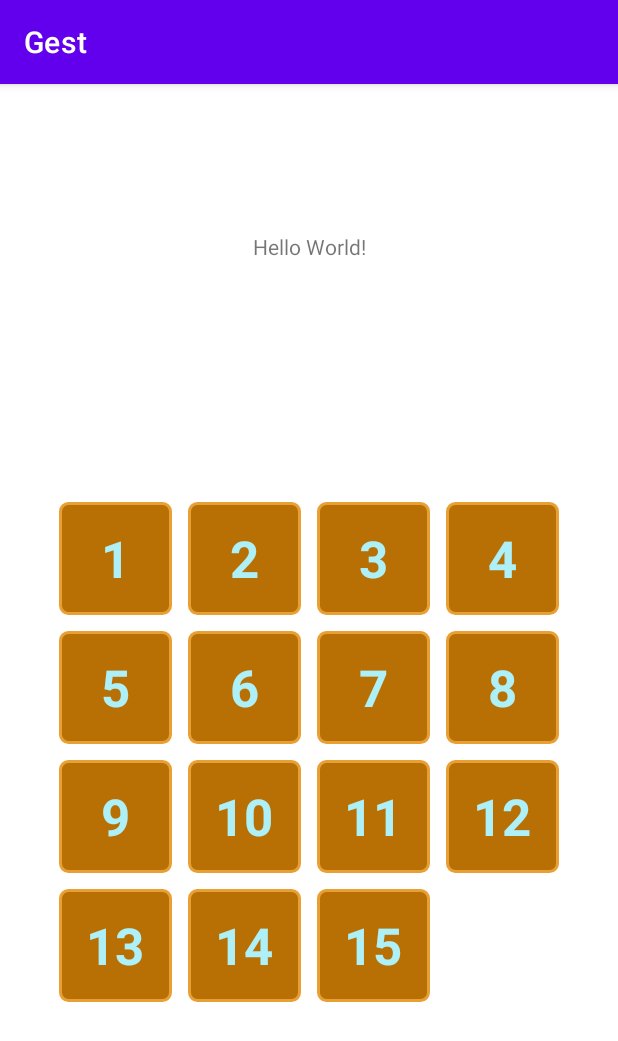
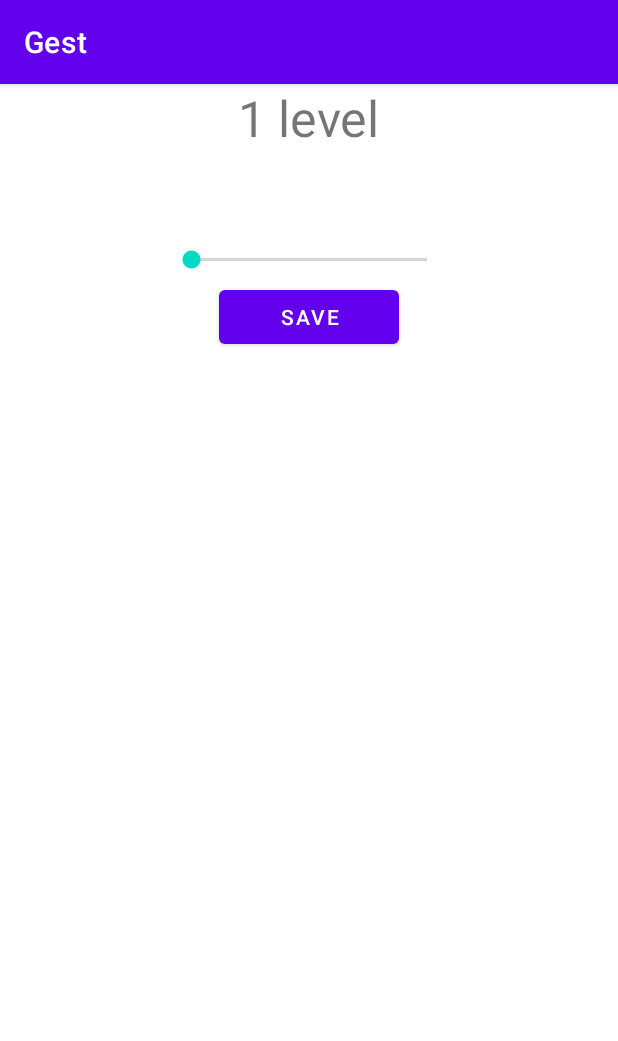
Before and after one commit to Liix46/Gest, an Android app: the screen it shows after launch (MainActivity), on a phone screen of 412 x 824 dp. Shown: the top 1041 px of the screen. Run offline under Robolectric (Android 15) with nearby library versions, the phone set to English and light mode, and no system bars.

Commit message:
add 2 hw

```diff
--- a/app/src/main/res/layout/activity_main.xml
+++ b/app/src/main/res/layout/activity_main.xml
@@ -2,22 +2,51 @@
 <androidx.constraintlayout.widget.ConstraintLayout xmlns:android="http://schemas.android.com/apk/res/android"
     xmlns:app="http://schemas.android.com/apk/res-auto"
     xmlns:tools="http://schemas.android.com/tools"
+    android:id="@+id/mainLayout"
     android:layout_width="match_parent"
     android:layout_height="match_parent"
-    tools:context=".MainActivity"
-    android:id="@+id/mainLayout">
+    tools:context=".MainActivity">
 
     <TextView
         android:id="@+id/textView2"
         android:layout_width="wrap_content"
         android:layout_height="wrap_content"
-        android:text="Hello World!"
+        android:text="@string/start_level"
+        android:textSize="15pt"
         app:layout_constraintBottom_toBottomOf="parent"
         app:layout_constraintLeft_toLeftOf="parent"
         app:layout_constraintRight_toRightOf="parent"
         app:layout_constraintTop_toTopOf="parent"
-        app:layout_constraintVertical_bias="0.132" />
+        app:layout_constraintVertical_bias="0.0"
+        >
+    </TextView>
 
+    <TableLayout
+        android:layout_width="200dp"
+        android:layout_height="wrap_content"
+        app:layout_constraintBottom_toTopOf="@+id/fieldLayout"
+        app:layout_constraintEnd_toEndOf="parent"
+        app:layout_constraintStart_toStartOf="parent"
+        app:layout_constraintTop_toBottomOf="@+id/textView2">
+
+        <SeekBar
+            android:id="@+id/seekBar"
+            android:layout_width="wrap_content"
+            android:layout_height="wrap_content"
+            android:layout_margin="5dp"
+            android:max="3"
+            android:min="1"
+            android:textAlignment="gravity" />
+
+        <Button
+            android:id="@+id/buttonLevel"
+            android:layout_width="wrap_content"
+            android:layout_height="wrap_content"
+            android:layout_gravity="right"
+            android:text="save"
+            android:layout_marginLeft="40dp"
+            android:layout_marginRight="40dp"/>
+    </TableLayout>
     <TableLayout
         android:id="@+id/fieldLayout"
         android:layout_width="wrap_content"
@@ -28,9 +57,10 @@
         app:layout_constraintStart_toStartOf="parent"
         app:layout_constraintTop_toBottomOf="@+id/textView2">
 
+
         <TableRow
             android:layout_width="match_parent"
-            android:layout_height="match_parent" >
+            android:layout_height="match_parent">
 
             <TextView
                 android:id="@+id/cell_1"
@@ -197,11 +227,12 @@
                 android:textColor="@color/cell_text"
                 android:textSize="34sp"
                 android:textStyle="bold" />
-            </TableRow>
+        </TableRow>
 
         <TableRow>
             android:layout_width="match_parent"
             android:layout_height="match_parent"
+
             <TextView
                 android:id="@+id/cell_13"
                 android:layout_width="wrap_content"
--- a/app/src/main/res/values/strings.xml
+++ b/app/src/main/res/values/strings.xml
@@ -1,4 +1,8 @@
 <resources>
     <string name="app_name">Gest</string>
     <string name="invalid_move">Invalid move </string>
+    <string name="game_over">Congratulations!</string>
+    <string name="start_level">1 level</string>
+    <string name="info_level"> level</string>
+    <string name="info_steps">Steps</string>
 </resources>
```
Also changed, not shown: app/src/main/java/step/android/gest/MainActivity.java (+168 -54 lines).
